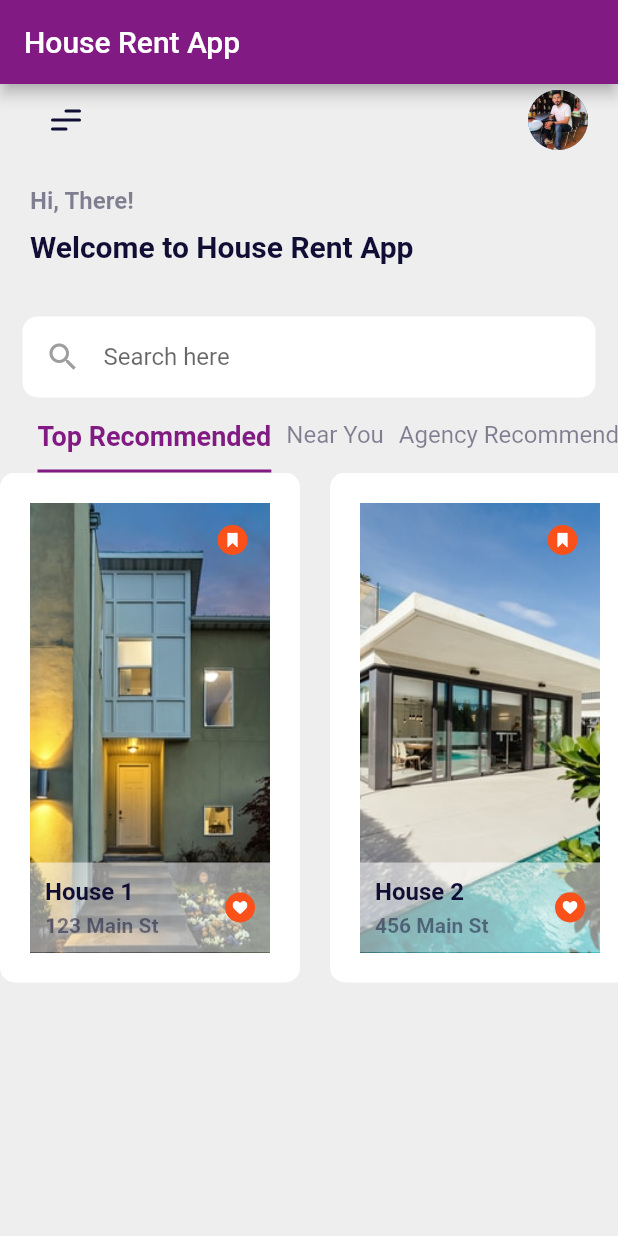
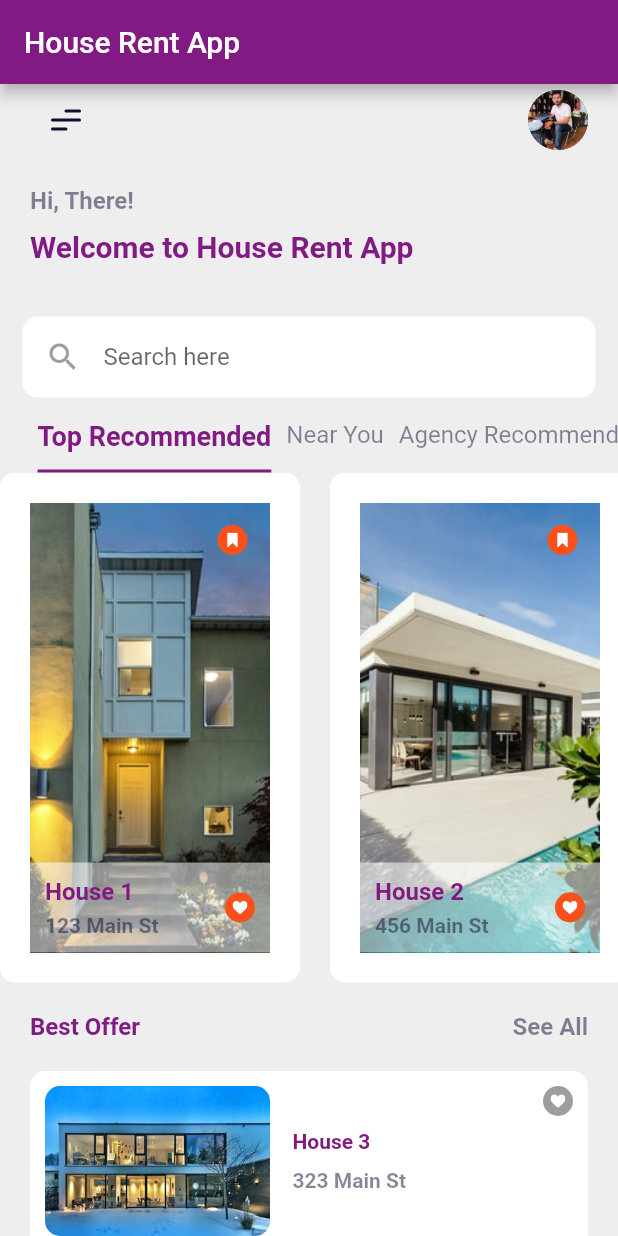
Before and after one commit to bdushimi/atlp-flutter, a Flutter app: the screen it shows after launch, on a phone screen of 412 x 824 dp. Run offline on Flutter 3.47's test engine with Material 2 defaults, Android fonts, the phone set to English and light mode, and no system bars; our stand-ins replace flutter_svg.

Commit message:
Adds Bes Offer sections

```diff
--- a/flutter-firebase/house_rent_app/lib/main.dart
+++ b/flutter-firebase/house_rent_app/lib/main.dart
@@ -28,7 +28,7 @@ class MyApp extends StatelessWidget {
           surface: Color(0xff000000),
         ),
         textTheme: TextTheme(
-          headline1: const TextStyle(color: Color(0xff100E34)),
+          headline1: const TextStyle(color: Color(0xff811B83)),
           bodyText1: TextStyle(color: const Color(0xff100E34).withOpacity(0.5)),
         ),
       ),
--- a/flutter-firebase/house_rent_app/lib/model/house_model.dart
+++ b/flutter-firebase/house_rent_app/lib/model/house_model.dart
@@ -11,4 +11,11 @@ class House {
       House('House 2', '456 Main St', 'assets/images/house02.jpeg'),
     ];
   }
+
+  static List<House> generateBestOffers() {
+    return [
+      House('House 3', '323 Main St', 'assets/images/offer01.jpeg'),
+      House('House 4', '556 Main St', 'assets/images/offer02.jpeg'),
+    ];
+  }
 }
--- a/flutter-firebase/house_rent_app/lib/screen/home/home_screen.dart
+++ b/flutter-firebase/house_rent_app/lib/screen/home/home_screen.dart
@@ -1,4 +1,5 @@
 import 'package:flutter/material.dart';
+import 'package:house_rent_app/screen/home/widget/best_offer.dart';
 import 'package:house_rent_app/screen/home/widget/categories.dart';
 import 'package:house_rent_app/screen/home/widget/custom_bar_widget.dart';
 import 'package:house_rent_app/screen/home/widget/recommended_house.dart';
@@ -20,6 +21,7 @@ class HomeScreen extends StatelessWidget {
             SearchInput(),
             Category(),
             RecommendedHouse(),
+            BestOffer(),
           ],
         ),
       ),
--- /dev/null
+++ b/flutter-firebase/house_rent_app/lib/screen/home/widget/best_offer.dart
@@ -0,0 +1,97 @@
+import 'package:flutter/material.dart';
+import 'package:house_rent_app/widget/circular_icon.dart';
+import '../../../model/house_model.dart';
+
+class BestOffer extends StatelessWidget {
+  final listOfOffers = House.generateBestOffers();
+
+  @override
+  Widget build(BuildContext context) {
+    return Container(
+      padding: const EdgeInsets.symmetric(horizontal: 20, vertical: 20),
+      child: Column(children: [
+        Row(
+          mainAxisAlignment: MainAxisAlignment.spaceBetween,
+          children: [
+            Text(
+              "Best Offer",
+              style: Theme.of(context)
+                  .textTheme
+                  .headline1!
+                  .copyWith(fontSize: 16, fontWeight: FontWeight.bold),
+            ),
+            Text(
+              "See All",
+              style: Theme.of(context)
+                  .textTheme
+                  .bodyText1!
+                  .copyWith(fontSize: 16, fontWeight: FontWeight.bold),
+            ),
+          ],
+        ),
+        const SizedBox(height: 20),
+        ...listOfOffers
+            .map((e) => Container(
+                  margin: const EdgeInsets.only(bottom: 10),
+                  padding: const EdgeInsets.all(10),
+                  decoration: BoxDecoration(
+                      color: Colors.white,
+                      borderRadius: BorderRadius.circular(10)),
+                  child: Stack(
+                    children: [
+                      Row(
+                        children: [
+                          Container(
+                            width: 150,
+                            height: 100,
+                            decoration: BoxDecoration(
+                              image: DecorationImage(
+                                image: AssetImage(e.imageUrl),
+                                fit: BoxFit.cover,
+                              ),
+                              borderRadius: BorderRadius.circular(10),
+                            ),
+                          ),
+                          const SizedBox(height: 10),
+                          Container(
+                            margin: const EdgeInsets.only(left: 15),
+                            child: Column(
+                              crossAxisAlignment: CrossAxisAlignment.start,
+                              children: [
+                                Text(e.name,
+                                    style: Theme.of(context)
+                                        .textTheme
+                                        .headline1!
+                                        .copyWith(
+                                            fontSize: 14,
+                                            fontWeight: FontWeight.bold)),
+                                const SizedBox(height: 10),
+                                Text(
+                                  e.address,
+                                  style: Theme.of(context)
+                                      .textTheme
+                                      .bodyText1!
+                                      .copyWith(
+                                          fontSize: 14,
+                                          fontWeight: FontWeight.bold),
+                                )
+                              ],
+                            ),
+                          ),
+                        ],
+                      ),
+                      const Positioned(
+                        right: 0,
+                        child: CircularIconWidget(
+                          iconUrl: 'assets/icons/heart.svg',
+                          color: Colors.grey,
+                        ),
+                      ),
+                    ],
+                  ),
+                ))
+            .toList(),
+      ]),
+    );
+  }
+}
```
